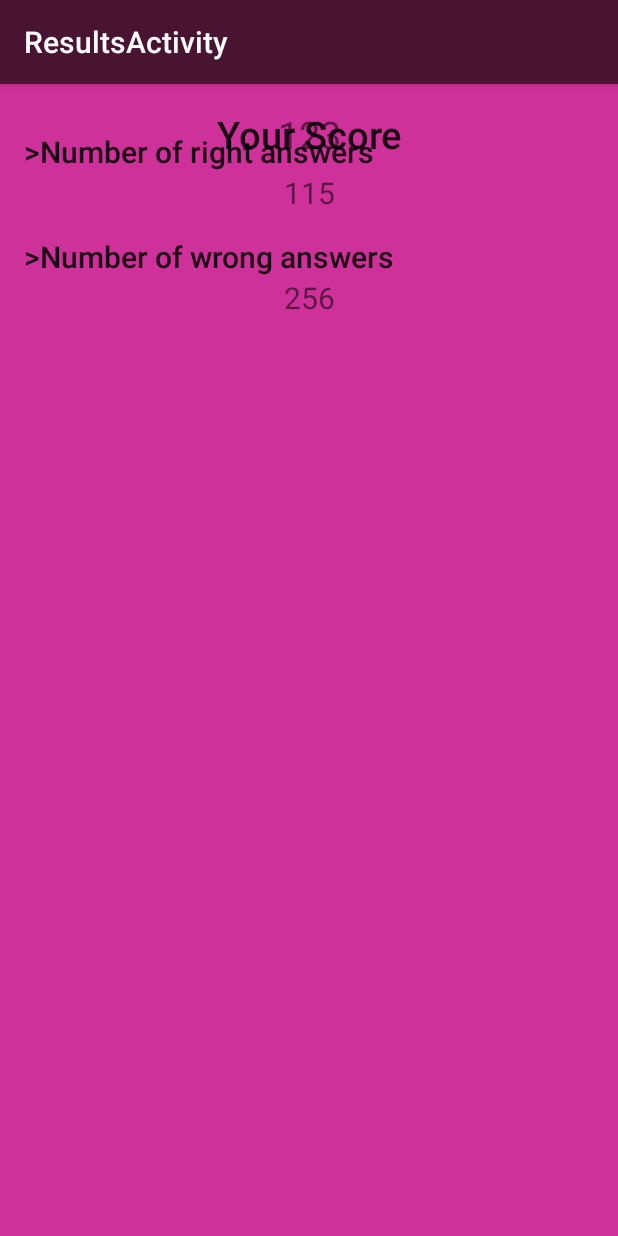
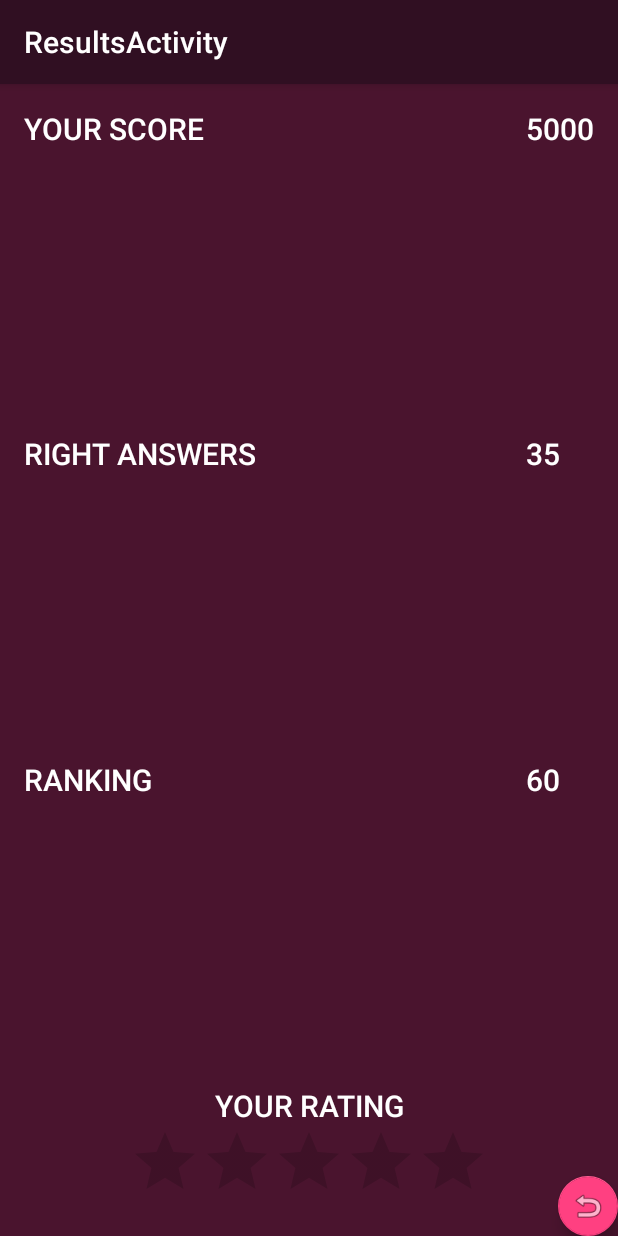
Before and after one commit to khaledsalem999/AnimeTriviaEgyCon, an Android app: the ResultsActivity screen opened directly, with no data from a screen before it, on a phone screen of 412 x 824 dp. Run offline under Robolectric (Android 15) with nearby library versions, the phone set to English and light mode, and no system bars.

Commit message:
Results screen overhauled and animated

```diff
--- a/app/src/main/java/com/example/khaled/animetriviaegycon/LeaderActivity.java
+++ b/app/src/main/java/com/example/khaled/animetriviaegycon/LeaderActivity.java
@@ -1,5 +1,6 @@
 package com.example.khaled.animetriviaegycon;
 
+import android.graphics.Color;
 import android.os.Bundle;
 import android.support.annotation.Nullable;
 import android.support.design.widget.FloatingActionButton;
@@ -15,6 +16,7 @@ import android.view.ViewGroup;
 import android.widget.ArrayAdapter;
 import android.widget.ListView;
 import android.widget.SimpleAdapter;
+import android.widget.TextView;
 
 import java.util.ArrayList;
 import java.util.HashMap;
--- a/app/src/main/java/com/example/khaled/animetriviaegycon/ResultsActivity.java
+++ b/app/src/main/java/com/example/khaled/animetriviaegycon/ResultsActivity.java
@@ -6,6 +6,9 @@ import android.support.design.widget.Snackbar;
 import android.support.v7.app.AppCompatActivity;
 import android.support.v7.widget.Toolbar;
 import android.view.View;
+import android.view.animation.Animation;
+import android.view.animation.AnimationUtils;
+import android.widget.TextView;
 
 public class ResultsActivity extends AppCompatActivity {
 
@@ -16,6 +19,52 @@ public class ResultsActivity extends AppCompatActivity {
         Toolbar toolbar = (Toolbar) findViewById(R.id.toolbar);
         setSupportActionBar(toolbar);
 
+        FloatingActionButton fab = (FloatingActionButton) findViewById(R.id.BackToAnimes);
+        fab.setOnClickListener(new View.OnClickListener() {
+            @Override
+            public void onClick(View view) {
+                Snackbar.make(view, "Replace with your own action", Snackbar.LENGTH_LONG)
+                        .setAction("Action", null).show();
+            }
+        });
+
+        final TextView HSLable = (TextView) findViewById(R.id.HighScoreLableResults);
+        final TextView rightanslables = (TextView) findViewById(R.id.rightanslableResults);
+        final TextView leaderboardlables = (TextView) findViewById(R.id.leaderboardlableResults);
+        final TextView personalscores = (TextView) findViewById(R.id.personalscoreResults);
+        final TextView rans = (TextView) findViewById(R.id.rightansResults);
+        final TextView rank = (TextView) findViewById(R.id.worldplaceResults);
+
+        //Animation Declaration
+        Animation animation1 = AnimationUtils.loadAnimation(ResultsActivity.this,android.R.anim.slide_in_left);
+        Animation animation3 = AnimationUtils.loadAnimation(ResultsActivity.this,android.R.anim.slide_in_left);
+        Animation animation4 = AnimationUtils.loadAnimation(ResultsActivity.this,android.R.anim.slide_in_left);
+        Animation animation5 = AnimationUtils.loadAnimation(ResultsActivity.this,android.R.anim.fade_in);
+        Animation animation7 = AnimationUtils.loadAnimation(ResultsActivity.this,android.R.anim.fade_in);
+        Animation animation8 = AnimationUtils.loadAnimation(ResultsActivity.this,android.R.anim.fade_in);
+
+        //Animation Duration
+        animation1.setDuration(200);
+        animation3.setDuration(200);
+        animation4.setDuration(200);
+        animation5.setDuration(200);
+        animation7.setDuration(200);
+        animation8.setDuration(200);
+
+        //Animation when to start
+        animation3.setStartOffset(200);
+        animation4.setStartOffset(400);
+        animation7.setStartOffset(200);
+        animation8.setStartOffset(400);
+
+        //Animation start
+        HSLable.startAnimation(animation1);
+        rightanslables.startAnimation(animation3);
+        leaderboardlables.startAnimation(animation4);
+        personalscores.startAnimation(animation5);
+        rans.startAnimation(animation7);
+        rank.startAnimation(animation8);
+
 
     }
 
--- a/app/src/main/res/layout/activity_leader.xml
+++ b/app/src/main/res/layout/activity_leader.xml
@@ -16,7 +16,7 @@
             android:id="@+id/toolbar"
             android:layout_width="match_parent"
             android:layout_height="?attr/actionBarSize"
-            android:background="#491432"
+            android:background="#300F22"
             app:popupTheme="@style/AppTheme.PopupOverlay" />
 
     </android.support.design.widget.AppBarLayout>
--- a/app/src/main/res/layout/activity_register.xml
+++ b/app/src/main/res/layout/activity_register.xml
@@ -16,7 +16,7 @@
             android:id="@+id/toolbar"
             android:layout_width="match_parent"
             android:layout_height="?attr/actionBarSize"
-            android:background="#491432"
+            android:background="#300F22"
             app:popupTheme="@style/AppTheme.PopupOverlay" />
 
     </android.support.design.widget.AppBarLayout>
--- a/app/src/main/res/layout/activity_results.xml
+++ b/app/src/main/res/layout/activity_results.xml
@@ -16,11 +16,21 @@
             android:id="@+id/toolbar"
             android:layout_width="match_parent"
             android:layout_height="?attr/actionBarSize"
-            android:background="#491432"
+            android:background="#300F22"
             app:popupTheme="@style/AppTheme.PopupOverlay" />
 
     </android.support.design.widget.AppBarLayout>
 
     <include layout="@layout/content_results" />
 
+    <android.support.design.widget.FloatingActionButton
+        android:layout_width="wrap_content"
+        android:layout_height="wrap_content"
+        android:clickable="true"
+        app:fabSize="mini"
+        app:srcCompat="@android:drawable/ic_menu_revert"
+        android:id="@+id/BackToAnimes"
+        app:layout_anchorGravity="center_vertical|right"
+        android:layout_gravity="bottom|right" />
+
 </android.support.design.widget.CoordinatorLayout>
--- a/app/src/main/res/layout/activity_rules.xml
+++ b/app/src/main/res/layout/activity_rules.xml
@@ -16,7 +16,7 @@
             android:id="@+id/toolbar"
             android:layout_width="match_parent"
             android:layout_height="?attr/actionBarSize"
-            android:background="#491432"
+            android:background="#300F22"
             app:popupTheme="@style/AppTheme.PopupOverlay" />
 
     </android.support.design.widget.AppBarLayout>
--- a/app/src/main/res/layout/activity_status.xml
+++ b/app/src/main/res/layout/activity_status.xml
@@ -16,7 +16,7 @@
             android:id="@+id/toolbar"
             android:layout_width="match_parent"
             android:layout_height="?attr/actionBarSize"
-            android:background="#491432"
+            android:background="#300F22"
             app:popupTheme="@style/AppTheme.PopupOverlay" />
 
 
--- a/app/src/main/res/layout/app_bar_main.xml
+++ b/app/src/main/res/layout/app_bar_main.xml
@@ -23,7 +23,7 @@
             app:showAsAction="ifRoom"
             android:layout_width="match_parent"
             android:layout_height="?attr/actionBarSize"
-            android:background="#491432"
+            android:background="#300F22"
             app:popupTheme="@style/AppTheme.PopupOverlay" />
 
     </android.support.design.widget.AppBarLayout>
--- a/app/src/main/res/layout/content_leader.xml
+++ b/app/src/main/res/layout/content_leader.xml
@@ -9,7 +9,7 @@
     android:paddingLeft="@dimen/activity_horizontal_margin"
     android:paddingRight="@dimen/activity_horizontal_margin"
     android:paddingTop="@dimen/activity_vertical_margin"
-    android:background="#CE3199"
+    android:background="#4A142E"
     app:layout_behavior="@string/appbar_scrolling_view_behavior"
     tools:context="com.example.khaled.animetriviaegycon.LeaderActivity"
     tools:showIn="@layout/activity_leader">
--- a/app/src/main/res/layout/content_main.xml
+++ b/app/src/main/res/layout/content_main.xml
@@ -9,7 +9,7 @@
     app:layout_behavior="@string/appbar_scrolling_view_behavior"
     tools:context="com.example.khaled.animetriviaegycon.MainActivity"
     tools:showIn="@layout/app_bar_main"
-    android:background="#CE3199"
+    android:background="#4A142E"
     android:baselineAligned="false">
 
     <FrameLayout
--- a/app/src/main/res/layout/content_register.xml
+++ b/app/src/main/res/layout/content_register.xml
@@ -9,7 +9,7 @@
     android:paddingLeft="@dimen/activity_horizontal_margin"
     android:paddingRight="@dimen/activity_horizontal_margin"
     android:paddingTop="@dimen/activity_vertical_margin"
-    android:background="#CE3199"
+    android:background="#4A142E"
     app:layout_behavior="@string/appbar_scrolling_view_behavior"
     tools:context="com.example.khaled.animetriviaegycon.RegisterActivity"
     tools:showIn="@layout/activity_register">
--- a/app/src/main/res/layout/content_results.xml
+++ b/app/src/main/res/layout/content_results.xml
@@ -9,87 +9,148 @@
     android:paddingLeft="@dimen/activity_horizontal_margin"
     android:paddingRight="@dimen/activity_horizontal_margin"
     android:paddingTop="@dimen/activity_vertical_margin"
-    android:background="#CE3199"
+    android:background="#4A142E"
     app:layout_behavior="@string/appbar_scrolling_view_behavior"
     tools:context="com.example.khaled.animetriviaegycon.ResultsActivity"
     tools:showIn="@layout/activity_results">
 
-    <TextView
-        android:text="Your Score"
-        android:textSize="25sp"
-        android:textAlignment="center"
+    <FrameLayout
+        android:orientation="horizontal"
+        android:layout_width="match_parent"
+        android:layout_height="match_parent"
+        android:layout_above="@+id/RatinglableResults">
+
+        <TableLayout
+            android:layout_width="wrap_content"
+            android:layout_height="match_parent">
+
+            <TableRow
+                android:gravity="center"
+                android:layout_weight="1"
+                android:layout_width="match_parent"
+                android:layout_height="wrap_content" >
+
+                <TextView
+                    android:textColor="#FFFFFF"
+                    android:text="Your Score"
+                    android:textSize="20dp"
+                    android:layout_width="fill_parent"
+                    android:id="@+id/HighScoreLableResults"
+                    android:textAppearance="@style/TextAppearance.AppCompat.Button"
+                    android:layout_height="fill_parent" />
+            </TableRow>
+
+            <TableRow
+                android:gravity="center"
+                android:layout_weight="1"
+                android:layout_width="fill_parent"
+                android:layout_height="fill_parent" >
+
+                <TextView
+                    android:textColor="#FFFFFF"
+                    android:layout_width="fill_parent"
+                    android:layout_height="fill_parent"
+                    android:text="Right Answers"
+                    android:textSize="20dp"
+                    android:id="@+id/rightanslableResults"
+                    android:textAppearance="@style/TextAppearance.AppCompat.Button" />
+            </TableRow>
+
+            <TableRow
+                android:gravity="center"
+                android:layout_weight="1"
+                android:layout_width="fill_parent"
+                android:layout_height="fill_parent" >
+
+                <TextView
+                    android:textColor="#FFFFFF"
+                    android:layout_width="fill_parent"
+                    android:layout_height="fill_parent"
+                    android:text="Ranking"
+                    android:textSize="20dp"
+                    android:id="@+id/leaderboardlableResults"
+                    android:textAppearance="@style/TextAppearance.AppCompat.Button" />
+            </TableRow>
+        </TableLayout>
+    </FrameLayout>
+
+    <TableLayout
+        android:gravity="center"
+        android:layout_weight="1"
+        android:layout_width="wrap_content"
+        android:layout_height="match_parent"
+        android:layout_above="@+id/RatinglableResults"
+        android:layout_alignParentRight="true">
+
+        <TableRow
+            android:gravity="center"
+            android:layout_weight="1"
+            android:layout_width="match_parent"
+            android:layout_height="match_parent" >
+
+            <TextView
+                android:textColor="#FFFFFF"
+                android:layout_width="fill_parent"
+                android:layout_height="fill_parent"
+                android:text="5000"
+                android:textSize="20dp"
+                android:id="@+id/personalscoreResults"
+                android:textAppearance="@style/TextAppearance.AppCompat.Button" />
+        </TableRow>
+
+
+        <TableRow
+            android:gravity="center"
+            android:layout_weight="1"
+            android:layout_width="match_parent"
+            android:layout_height="match_parent" >
+
+            <TextView
+                android:textColor="#FFFFFF"
+                android:text="35"
+                android:textSize="20dp"
+                android:layout_width="fill_parent"
+                android:layout_height="fill_parent"
+                android:id="@+id/rightansResults"
+                android:textAppearance="@style/TextAppearance.AppCompat.Button" />
+        </TableRow>
+
+        <TableRow
+            android:gravity="center"
+            android:layout_weight="1"
+            android:layout_width="match_parent"
+            android:layout_height="match_parent" >
+
+            <TextView
+                android:textColor="#FFFFFF"
+                android:text="60"
+                android:textSize="20dp"
+                android:layout_width="fill_parent"
+                android:layout_height="fill_parent"
+                android:id="@+id/worldplaceResults"
+                android:textAppearance="@style/TextAppearance.AppCompat.Button" />
+        </TableRow>
+    </TableLayout>
+
+    <RatingBar
         android:layout_width="wrap_content"
         android:layout_height="wrap_content"
-        android:layout_alignParentTop="true"
-        android:layout_alignParentLeft="true"
-        android:layout_alignParentStart="true"
-        android:id="@+id/Score"
-        android:textAppearance="@style/TextAppearance.AppCompat.Body2"
-        android:layout_alignParentRight="true"
-        android:layout_alignParentEnd="true" />
+        android:id="@+id/ratingBarResults"
+        android:layout_centerHorizontal="true"
+        android:layout_alignParentBottom="true" />
 
     <TextView
-        android:text="123"
-        android:textSize="25sp"
+        android:textColor="#FFFFFF"
         android:textAlignment="center"
-        android:layout_width="wrap_content"
+        android:textSize="20dp"
+        android:layout_width="match_parent"
+        android:id="@+id/RatinglableResults"
         android:layout_height="wrap_content"
-        android:layout_below="@+id/textView8"
+        android:textAppearance="@style/TextAppearance.AppCompat.Body2"
+        android:text="YOUR RATING"
+        android:layout_above="@+id/ratingBarResults"
         android:layout_alignParentLeft="true"
-        android:layout_alignParentStart="true"
-        android:id="@+id/ScoreNum"
-        android:layout_alignParentRight="true"
-        android:layout_alignParentEnd="true" />
+        android:layout_alignParentStart="true" />
 
 
-    <TextView
-        android:text=">Number of right answers "
-        android:paddingTop="15sp"
-        android:textSize="20sp"
-        android:layout_width="wrap_content"
-        android:layout_height="wrap_content"
-        android:layout_below="@+id/textView11"
-        android:layout_alignParentLeft="true"
-        android:layout_alignParentStart="true"
-        android:id="@+id/textView12"
-        android:textAppearance="@style/TextAppearance.AppCompat.Body2" />
-
-    <TextView
-        android:text="115"
-        android:textSize="20sp"
-        android:textAlignment="center"
-        android:layout_width="wrap_content"
-        android:layout_height="wrap_content"
-        android:layout_below="@+id/textView12"
-        android:layout_alignParentLeft="true"
-        android:layout_alignParentStart="true"
-        android:id="@+id/textView13"
-        android:layout_alignParentRight="true"
-        android:layout_alignParentEnd="true" />
-
-    <TextView
-        android:text=">Number of wrong answers "
-        android:paddingTop="15sp"
-        android:textSize="20sp"
-        android:layout_width="wrap_content"
-        android:layout_height="wrap_content"
-        android:layout_below="@+id/textView13"
-        android:layout_alignParentLeft="true"
-        android:layout_alignParentStart="true"
-        android:id="@+id/textView14"
-        android:textAppearance="@style/TextAppearance.AppCompat.Body2" />
-
-    <TextView
-        android:text="256"
-        android:textSize="20sp"
-        android:textAlignment="center"
-        android:layout_width="wrap_content"
-        android:layout_height="wrap_content"
-        android:layout_below="@+id/textView14"
-        android:layout_alignParentLeft="true"
-        android:layout_alignParentStart="true"
-        android:id="@+id/textView15"
-        android:layout_alignParentRight="true"
-        android:layout_alignParentEnd="true" />
-
 </RelativeLayout>
--- a/app/src/main/res/layout/content_rules.xml
+++ b/app/src/main/res/layout/content_rules.xml
@@ -8,7 +8,7 @@
     android:paddingBottom="@dimen/activity_vertical_margin"
     android:paddingLeft="@dimen/activity_horizontal_margin"
     android:paddingRight="@dimen/activity_horizontal_margin"
-    android:background="#CE3199"
+    android:background="#4A142E"
     android:paddingTop="@dimen/activity_vertical_margin"
     app:layout_behavior="@string/appbar_scrolling_view_behavior"
     tools:context="com.example.khaled.animetriviaegycon.RulesActivity"
@@ -20,6 +20,7 @@
         android:layout_height="match_parent">
 
         <TextView
+            android:textColor="#FFFFFF"
             android:text="Da Rules"
             android:padding="5dp"
             android:textAlignment="center"
@@ -29,6 +30,7 @@
             android:textAppearance="@style/TextAppearance.AppCompat.Large" />
 
         <TextView
+            android:textColor="#FFFFFF"
             android:text="TextView"
             android:layout_width="match_parent"
             android:layout_height="wrap_content"
--- a/app/src/main/res/layout/content_status.xml
+++ b/app/src/main/res/layout/content_status.xml
@@ -9,7 +9,7 @@
     android:paddingLeft="@dimen/activity_horizontal_margin"
     android:paddingRight="@dimen/activity_horizontal_margin"
     android:paddingTop="@dimen/activity_vertical_margin"
-    android:background="#CE3199"
+    android:background="#4A142E"
     app:layout_behavior="@string/appbar_scrolling_view_behavior"
     tools:context="com.example.khaled.animetriviaegycon.StatusActivity"
     tools:showIn="@layout/activity_status">
@@ -34,6 +34,7 @@
                 android:layout_height="wrap_content" >
 
                 <TextView
+                    android:textColor="#FFFFFF"
                     android:text="Highest Score"
                     android:textSize="20dp"
                     android:layout_width="fill_parent"
@@ -50,6 +51,7 @@
                 android:layout_height="fill_parent" >
 
                 <TextView
+                    android:textColor="#FFFFFF"
                     android:layout_width="fill_parent"
                     android:layout_height="fill_parent"
                     android:text="Favorite Anime"
@@ -66,6 +68,7 @@
                 android:layout_height="fill_parent" >
 
                 <TextView
+                    android:textColor="#FFFFFF"
                     android:layout_width="fill_parent"
                     android:layout_height="fill_parent"
                     android:text="Right Answers"
@@ -82,6 +85,7 @@
                 android:layout_height="fill_parent" >
 
                 <TextView
+                    android:textColor="#FFFFFF"
                     android:layout_width="fill_parent"
                     android:layout_height="fill_parent"
                     android:text="Ranking"
@@ -107,6 +111,7 @@
             android:layout_height="match_parent" >
 
             <TextView
+                android:textColor="#FFFFFF"
                 android:layout_width="fill_parent"
                 android:layout_height="fill_parent"
                 android:text="5000"
@@ -122,6 +127,7 @@
             android:layout_height="match_parent" >
 
             <TextView
+                android:textColor="#FFFFFF"
                 android:text="NARUTO"
                 android:textSize="20dp"
                 android:layout_width="fill_parent"
@@ -137,6 +143,7 @@
             android:layout_height="match_parent" >
 
             <TextView
+                android:textColor="#FFFFFF"
                 android:text="35"
                 android:textSize="20dp"
                 android:layout_width="fill_parent"
@@ -152,6 +159,7 @@
             android:layout_height="match_parent" >
 
             <TextView
+                android:textColor="#FFFFFF"
                 android:text="60"
                 android:textSize="20dp"
                 android:layout_width="fill_parent"
@@ -169,6 +177,7 @@
         android:layout_alignParentBottom="true" />
 
     <TextView
+        android:textColor="#FFFFFF"
         android:textAlignment="center"
         android:textSize="20dp"
         android:layout_width="match_parent"
```
